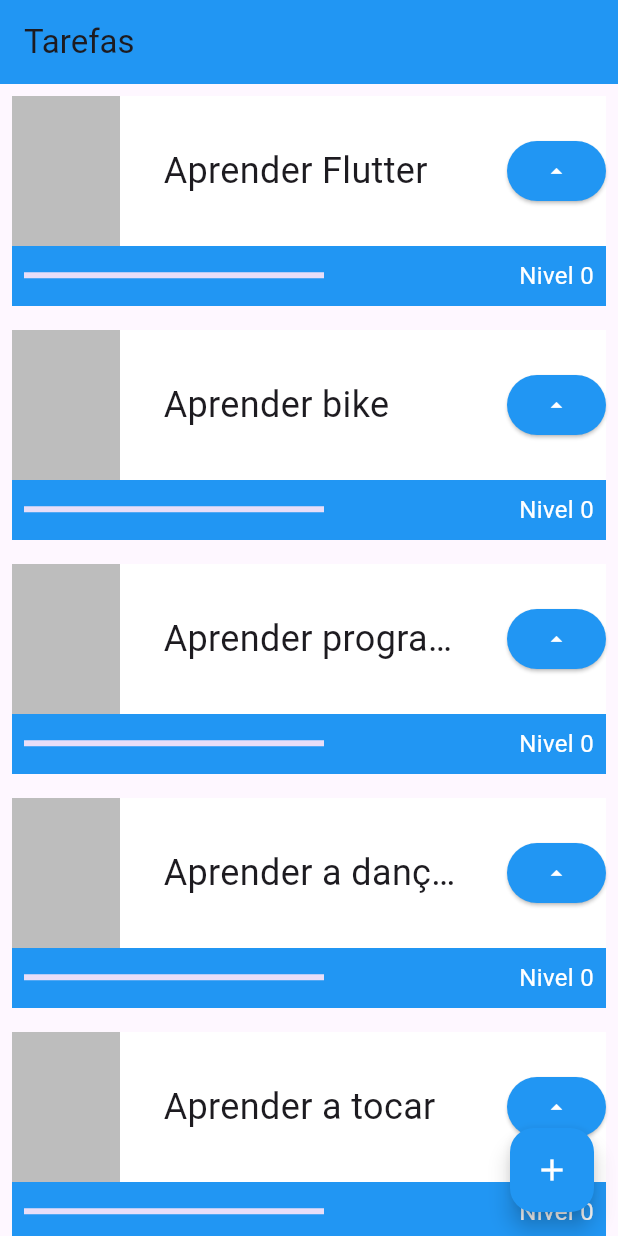
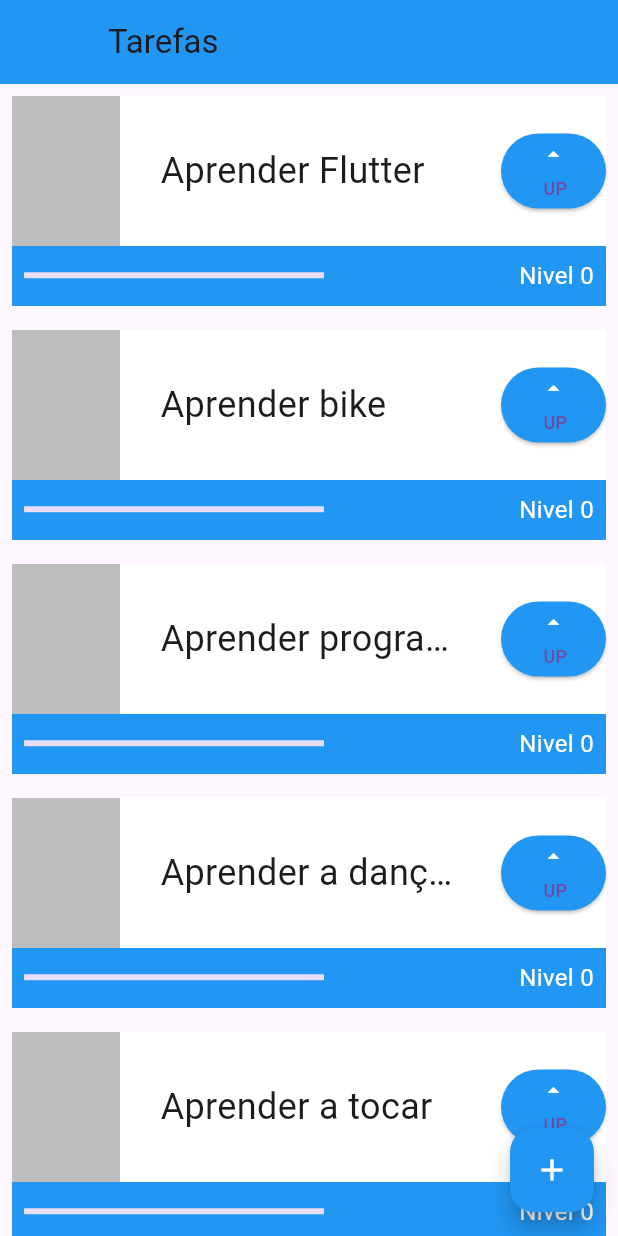
Before and after one commit to pablo-sa10/Projeto-flutter, a Flutter app: the screen it shows after launch, on a phone screen of 412 x 824 dp. Run offline on Flutter 3.47's test engine with Material 3 defaults, Android fonts, the phone set to English and light mode, and no system bars.

Commit message:
adicionando o botão de up e dimensionando seu tamanho

```diff
--- a/lib/main.dart
+++ b/lib/main.dart
@@ -17,6 +17,7 @@ class MyApp extends StatelessWidget {
       ),
       home: Scaffold(
         appBar: AppBar(
+          leading: Container(),
           backgroundColor: Colors.blue,
           title: Text('Tarefas'),
         ),
@@ -90,7 +91,10 @@ class _TaskState extends State<Task> {
                               overflow: TextOverflow.ellipsis,
                             ),
                           )),
-                      ElevatedButton(
+                      Container(
+                        height: 50,
+                        width: 70,
+                        child: ElevatedButton(
                             onPressed: () {
                               setState(() {
                                 nivel++;
@@ -100,10 +104,21 @@ class _TaskState extends State<Task> {
                               backgroundColor:
                                   MaterialStateProperty.all<Color>(Colors.blue),
                             ),
-                          child: Icon(
+                            child: Column(
+                              mainAxisAlignment: MainAxisAlignment.spaceEvenly,
+                              crossAxisAlignment: CrossAxisAlignment.end,
+                              children: [
+                                Icon(
                                   Icons.arrow_drop_up,
                                   color: Colors.white,
-                          ))
+                                ),
+                                Text(
+                                  "UP",
+                                  style: TextStyle(fontSize: 12),
+                                ),
+                              ],
+                            )),
+                      )
                     ],
                   ),
                 ),
```
Lines whose indentation alone changed are shown as unchanged.
